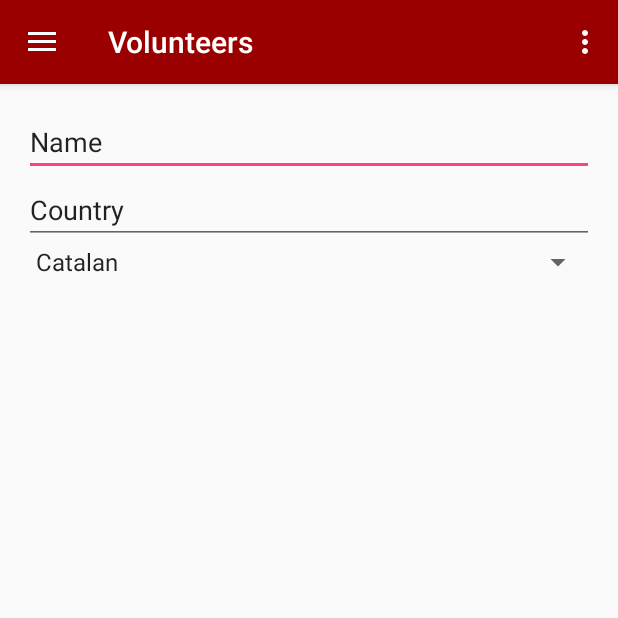
After one commit to CodeathonURV/codeathonurv2016_LoremIpsum, an Android app: the Volunteers screen opened directly, with no data from a screen before it, on a phone screen of 412 x 824 dp, the top half of it. The commit adds this screen. Run offline under Robolectric (Android 15) with nearby library versions, the phone set to English and light mode, and no system bars.

Commit message:
añadir voluntaris

```diff
--- a/app/src/main/AndroidManifest.xml
+++ b/app/src/main/AndroidManifest.xml
@@ -93,6 +93,10 @@
                 <category android:name="android.intent.category.DEFAULT" />
             </intent-filter>
         </activity>
+        <activity
+            android:name=".Volunteers"
+            android:label="@string/title_activity_volunteers"
+            android:theme="@style/AppTheme.NoActionBar"></activity>
     </application>
 
 </manifest>
--- /dev/null
+++ b/app/src/main/java/com/codeathonurv2016/loremipsum/welcomeurv/Volunteers.java
@@ -0,0 +1,92 @@
+package com.codeathonurv2016.loremipsum.welcomeurv;
+
+import android.os.Bundle;
+import android.support.design.widget.FloatingActionButton;
+import android.support.design.widget.Snackbar;
+import android.view.View;
+import android.support.design.widget.NavigationView;
+import android.support.v4.view.GravityCompat;
+import android.support.v4.widget.DrawerLayout;
+import android.support.v7.app.ActionBarDrawerToggle;
+import android.support.v7.app.AppCompatActivity;
+import android.support.v7.widget.Toolbar;
+import android.view.Menu;
+import android.view.MenuItem;
+
+public class Volunteers extends AppCompatActivity
+        implements NavigationView.OnNavigationItemSelectedListener {
+
+    @Override
+    protected void onCreate(Bundle savedInstanceState) {
+        super.onCreate(savedInstanceState);
+        setContentView(R.layout.activity_volunteers);
+        Toolbar toolbar = (Toolbar) findViewById(R.id.toolbar);
+        setSupportActionBar(toolbar);
+
+        DrawerLayout drawer = (DrawerLayout) findViewById(R.id.drawer_layout);
+        ActionBarDrawerToggle toggle = new ActionBarDrawerToggle(
+                this, drawer, toolbar, R.string.navigation_drawer_open, R.string.navigation_drawer_close);
+        drawer.setDrawerListener(toggle);
+        toggle.syncState();
+
+        NavigationView navigationView = (NavigationView) findViewById(R.id.nav_view);
+        navigationView.setNavigationItemSelectedListener(this);
+    }
+
+    @Override
+    public void onBackPressed() {
+        DrawerLayout drawer = (DrawerLayout) findViewById(R.id.drawer_layout);
+        if (drawer.isDrawerOpen(GravityCompat.START)) {
+            drawer.closeDrawer(GravityCompat.START);
+        } else {
+            super.onBackPressed();
+        }
+    }
+
+    @Override
+    public boolean onCreateOptionsMenu(Menu menu) {
+        // Inflate the menu; this adds items to the action bar if it is present.
+        getMenuInflater().inflate(R.menu.volunteers, menu);
+        return true;
+    }
+
+    @Override
+    public boolean onOptionsItemSelected(MenuItem item) {
+        // Handle action bar item clicks here. The action bar will
+        // automatically handle clicks on the Home/Up button, so long
+        // as you specify a parent activity in AndroidManifest.xml.
+        int id = item.getItemId();
+
+        //noinspection SimplifiableIfStatement
+        if (id == R.id.action_settings) {
+            return true;
+        }
+
+        return super.onOptionsItemSelected(item);
+    }
+
+    @SuppressWarnings("StatementWithEmptyBody")
+    @Override
+    public boolean onNavigationItemSelected(MenuItem item) {
+        // Handle navigation view item clicks here.
+        int id = item.getItemId();
+
+        if (id == R.id.nav_camera) {
+            // Handle the camera action
+        } else if (id == R.id.nav_gallery) {
+
+        } else if (id == R.id.nav_slideshow) {
+
+        } else if (id == R.id.nav_manage) {
+
+        } else if (id == R.id.nav_share) {
+
+        } else if (id == R.id.nav_send) {
+
+        }
+
+        DrawerLayout drawer = (DrawerLayout) findViewById(R.id.drawer_layout);
+        drawer.closeDrawer(GravityCompat.START);
+        return true;
+    }
+}
--- /dev/null
+++ b/app/src/main/res/layout/activity_volunteers.xml
@@ -0,0 +1,25 @@
+<?xml version="1.0" encoding="utf-8"?>
+<android.support.v4.widget.DrawerLayout xmlns:android="http://schemas.android.com/apk/res/android"
+    xmlns:app="http://schemas.android.com/apk/res-auto"
+    xmlns:tools="http://schemas.android.com/tools"
+    android:id="@+id/drawer_layout"
+    android:layout_width="match_parent"
+    android:layout_height="match_parent"
+    android:fitsSystemWindows="true"
+    tools:openDrawer="start">
+
+    <include
+        layout="@layout/app_bar_volunteers"
+        android:layout_width="match_parent"
+        android:layout_height="match_parent" />
+
+    <android.support.design.widget.NavigationView
+        android:id="@+id/nav_view"
+        android:layout_width="wrap_content"
+        android:layout_height="match_parent"
+        android:layout_gravity="start"
+        android:fitsSystemWindows="true"
+        app:headerLayout="@layout/nav_header_volunteers"
+        app:menu="@menu/activity_volunteers_drawer" />
+
+</android.support.v4.widget.DrawerLayout>
--- /dev/null
+++ b/app/src/main/res/layout/app_bar_volunteers.xml
@@ -0,0 +1,26 @@
+<?xml version="1.0" encoding="utf-8"?>
+<android.support.design.widget.CoordinatorLayout xmlns:android="http://schemas.android.com/apk/res/android"
+    xmlns:app="http://schemas.android.com/apk/res-auto"
+    xmlns:tools="http://schemas.android.com/tools"
+    android:layout_width="match_parent"
+    android:layout_height="match_parent"
+    android:fitsSystemWindows="true"
+    tools:context="com.codeathonurv2016.loremipsum.welcomeurv.Volunteers">
+
+    <android.support.design.widget.AppBarLayout
+        android:layout_width="match_parent"
+        android:layout_height="wrap_content"
+        android:theme="@style/AppTheme.AppBarOverlay">
+
+        <android.support.v7.widget.Toolbar
+            android:id="@+id/toolbar"
+            android:layout_width="match_parent"
+            android:layout_height="?attr/actionBarSize"
+            android:background="#9b0000"
+            app:popupTheme="@style/AppTheme.PopupOverlay" />
+
+    </android.support.design.widget.AppBarLayout>
+
+    <include layout="@layout/content_volunteers" />
+
+</android.support.design.widget.CoordinatorLayout>
--- /dev/null
+++ b/app/src/main/res/layout/content_volunteers.xml
@@ -0,0 +1,41 @@
+<?xml version="1.0" encoding="utf-8"?>
+<RelativeLayout xmlns:android="http://schemas.android.com/apk/res/android"
+    xmlns:app="http://schemas.android.com/apk/res-auto"
+    xmlns:tools="http://schemas.android.com/tools"
+    android:layout_width="match_parent"
+    android:layout_height="match_parent"
+    android:paddingBottom="@dimen/activity_vertical_margin"
+    android:paddingLeft="@dimen/activity_horizontal_margin"
+    android:paddingRight="@dimen/activity_horizontal_margin"
+    android:paddingTop="@dimen/activity_vertical_margin"
+    app:layout_behavior="@string/appbar_scrolling_view_behavior"
+    tools:context="com.codeathonurv2016.loremipsum.welcomeurv.Volunteers"
+    tools:showIn="@layout/app_bar_volunteers">
+
+    <EditText
+        android:layout_width="match_parent"
+        android:layout_height="wrap_content"
+        android:inputType="textPersonName"
+        android:text="Name"
+        android:ems="10"
+        android:id="@+id/editText6"
+        android:layout_alignParentTop="true"
+        android:layout_alignParentLeft="true"
+        android:layout_alignParentStart="true" />
+
+    <EditText
+        android:layout_width="match_parent"
+        android:layout_height="wrap_content"
+        android:id="@+id/editText7"
+        android:text="Country"
+        android:layout_below="@+id/editText6"
+        android:layout_alignParentLeft="true" />
+
+    <Spinner
+        android:layout_width="match_parent"
+        android:layout_height="wrap_content"
+        android:id="@+id/spinner3"
+        android:layout_below="@+id/editText7"
+        android:layout_centerHorizontal="true"
+        android:entries="@array/idiomes" />
+</RelativeLayout>
--- /dev/null
+++ b/app/src/main/res/menu/activity_volunteers_drawer.xml
@@ -0,0 +1,36 @@
+<?xml version="1.0" encoding="utf-8"?>
+<menu xmlns:android="http://schemas.android.com/apk/res/android">
+
+    <group android:checkableBehavior="single">
+        <item
+            android:id="@+id/nav_camera"
+            android:icon="@drawable/ic_menu_camera"
+            android:title="Import" />
+        <item
+            android:id="@+id/nav_gallery"
+            android:icon="@drawable/ic_menu_gallery"
+            android:title="Gallery" />
+        <item
+            android:id="@+id/nav_slideshow"
+            android:icon="@drawable/ic_menu_slideshow"
+            android:title="Slideshow" />
+        <item
+            android:id="@+id/nav_manage"
+            android:icon="@drawable/ic_menu_manage"
+            android:title="Tools" />
+    </group>
+
+    <item android:title="Communicate">
+        <menu>
+            <item
+                android:id="@+id/nav_share"
+                android:icon="@drawable/ic_menu_share"
+                android:title="Share" />
+            <item
+                android:id="@+id/nav_send"
+                android:icon="@drawable/ic_menu_send"
+                android:title="Send" />
+        </menu>
+    </item>
+
+</menu>
--- /dev/null
+++ b/app/src/main/res/menu/volunteers.xml
@@ -0,0 +1,9 @@
+<?xml version="1.0" encoding="utf-8"?>
+<menu xmlns:android="http://schemas.android.com/apk/res/android"
+    xmlns:app="http://schemas.android.com/apk/res-auto">
+    <item
+        android:id="@+id/action_settings"
+        android:orderInCategory="100"
+        android:title="@string/action_settings"
+        app:showAsAction="never" />
+</menu>
```
Also changed, not shown: app/src/main/res/layout/content_contacts.xml (+9 -15 lines), app/src/main/res/layout/nav_header_volunteers.xml (added, +34 -0 lines), app/src/main/res/values/strings.xml (+4 -3 lines).
